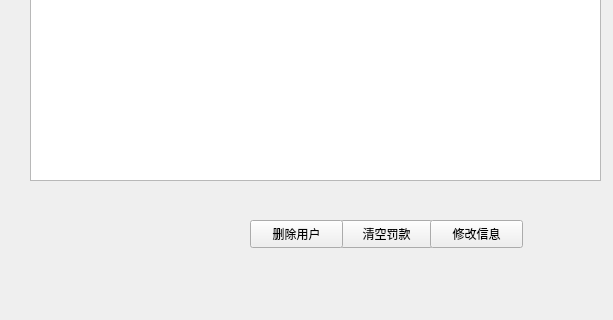
The window that qt try/ui_outline/userstackedpage.ui (GhostofAdam/LibraryManagement) describes before a commit, drawn with Qt 5; both pictures show x 0 to 613 and y 320 to 640 of the 613 by 640 pixel window.
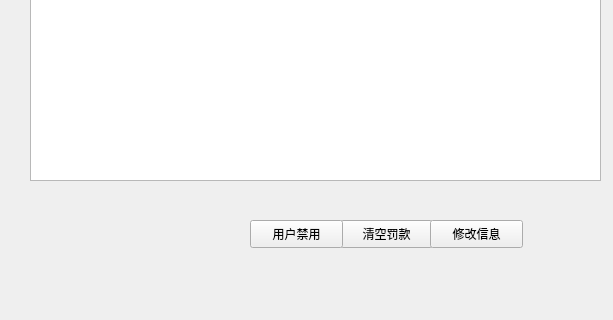
The same window after the commit.

```diff
--- a/qt try/ui_outline/userstackedpage.ui
+++ b/qt try/ui_outline/userstackedpage.ui
@@ -95,7 +95,7 @@
     </rect>
    </property>
    <property name="text">
-    <string>删除用户</string>
+    <string>用户禁用</string>
    </property>
   </widget>
  </widget>
```
